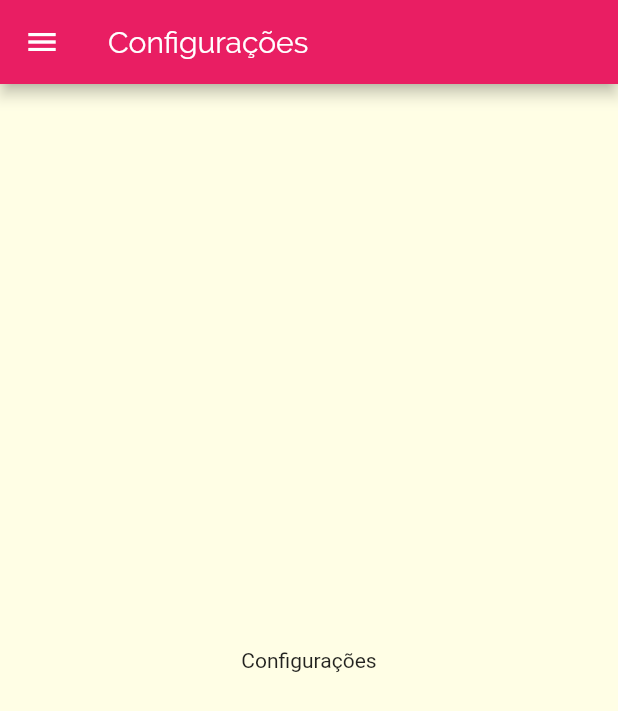
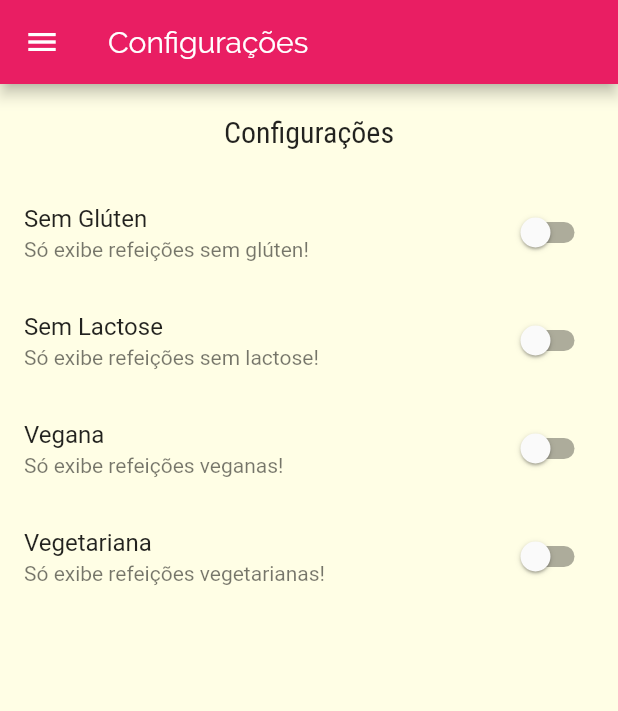
Before and after one commit to MrGabrielBP/meals, a Flutter app: the SettingsScreen screen opened by its route, on a phone screen of 412 x 824 dp. Shown: the top 711 px of the screen. Run offline on Flutter 3.47's test engine with Material 2 defaults, Android fonts, the phone set to English and light mode, and no system bars.

Commit message:
configurando tela de settings

```diff
--- /dev/null
+++ b/lib/models/settings.dart
@@ -0,0 +1,13 @@
+class Settings {
+  bool isGlutenFree;
+  bool isLactoseFree;
+  bool isVegan;
+  bool isVegetarian;
+
+  Settings({
+    this.isGlutenFree,
+    this.isLactoseFree,
+    this.isVegan,
+    this.isVegetarian,
+  });
+}
--- a/lib/screens/settings_screen.dart
+++ b/lib/screens/settings_screen.dart
@@ -1,15 +1,95 @@
 import 'package:flutter/material.dart';
 import '../components/main_drawer.dart';
+import '../models/settings.dart';
 
-class SettingsScreen extends StatelessWidget {
+class SettingsScreen extends StatefulWidget {
+  @override
+  _SettingsScreenState createState() => _SettingsScreenState();
+}
+
+class _SettingsScreenState extends State<SettingsScreen> {
+  var settings = Settings(
+    isGlutenFree: false,
+    isLactoseFree: false,
+    isVegan: false,
+    isVegetarian: false,
+  );
+  Widget _createSwitch(
+    String title,
+    String subtitle,
+    bool value,
+    Function onChanged,
+  ) {
+    return SwitchListTile.adaptive(
+      title: Text(title),
+      subtitle: Text(subtitle),
+      value: value,
+      onChanged: onChanged,
+    );
+  }
+
   @override
   Widget build(BuildContext context) {
     return Scaffold(
       appBar: AppBar(
         title: Text('Configurações'),
       ),
-      body: Center(
-        child: Text('Configurações'),
+      body: Column(
+        children: [
+          Container(
+            padding: const EdgeInsets.all(20),
+            child: Text(
+              'Configurações',
+              style: Theme.of(context).textTheme.headline6,
+            ),
+          ),
+          Expanded(
+            child: ListView(
+              children: [
+                _createSwitch(
+                  'Sem Glúten',
+                  'Só exibe refeições sem glúten!',
+                  settings.isGlutenFree,
+                  (value) {
+                    setState(() {
+                      settings.isGlutenFree = value;
+                    });
+                  },
+                ),
+                _createSwitch(
+                  'Sem Lactose',
+                  'Só exibe refeições sem lactose!',
+                  settings.isLactoseFree,
+                  (value) {
+                    setState(() {
+                      settings.isLactoseFree = value;
+                    });
+                  },
+                ),
+                _createSwitch(
+                  'Vegana',
+                  'Só exibe refeições veganas!',
+                  settings.isVegan,
+                  (value) {
+                    setState(() {
+                      settings.isVegan = value;
+                    });
+                  },
+                ),
+                _createSwitch(
+                  'Vegetariana',
+                  'Só exibe refeições vegetarianas!',
+                  settings.isVegetarian,
+                  (value) {
+                    setState(() {
+                      settings.isVegetarian = value;
+                    });
+                  },
+                ),
+              ],
+            ),
+          ),
+        ],
       ),
       drawer: MainDrawer(),
     );
```
